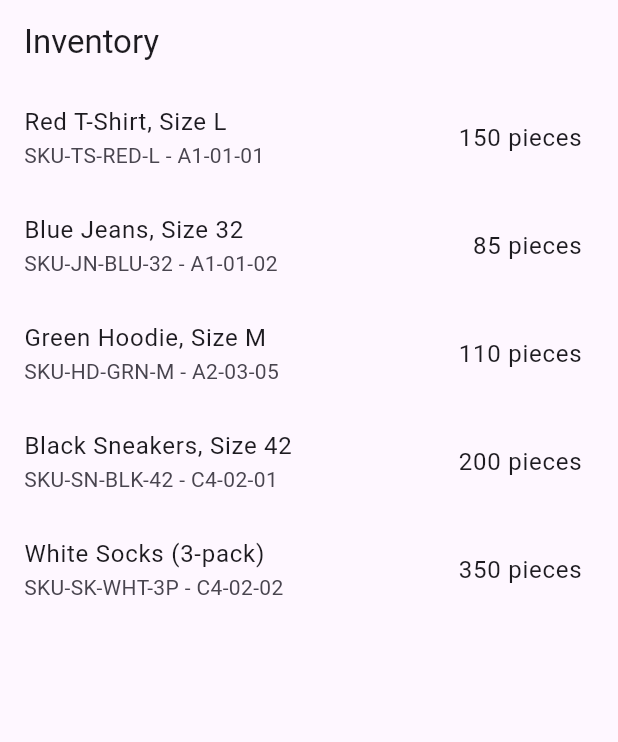
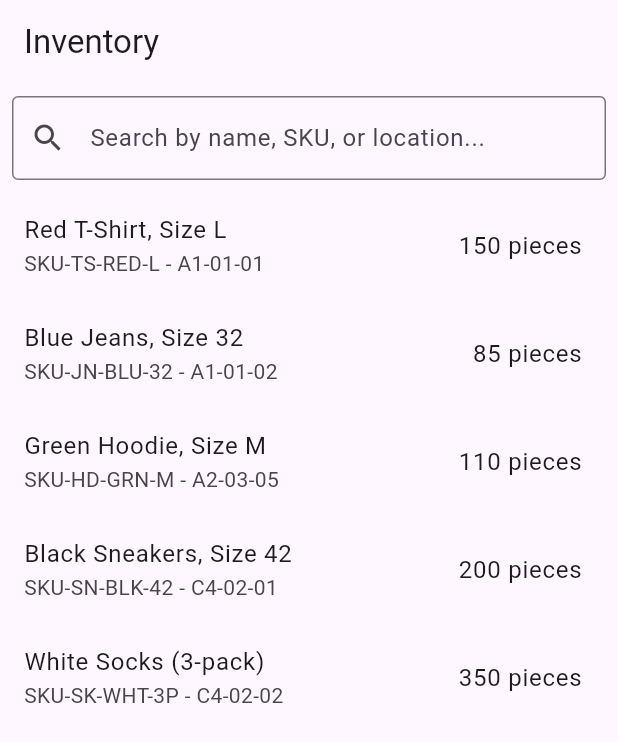
Before and after one commit to neo321654/easy_box, a Flutter app: the InventoryPage screen opened by its route, on a phone screen of 412 x 824 dp. Shown: the top 742 px of the screen. Run offline on Flutter 3.47's test engine with Material 3 defaults, Android fonts, the phone set to English and light mode, and no system bars; our stand-ins replace connectivity_plus, dartz, equatable, flutter_bloc, get_it, go_router and 2 more; missing offline and left inert: mobile_scanner; accounts and stored records are empty.

Commit message:
feat(inventory): Implement search and filter

```diff
--- a/lib/features/inventory/presentation/bloc/inventory_bloc.dart
+++ b/lib/features/inventory/presentation/bloc/inventory_bloc.dart
@@ -13,6 +13,7 @@ class InventoryBloc extends Bloc<InventoryEvent, InventoryState> {
       : _getProductsUseCase = getProductsUseCase,
         super(InventoryInitial()) {
     on<FetchProductsRequested>(_onFetchProductsRequested);
+    on<SearchTermChanged>(_onSearchTermChanged);
   }
 
   Future<void> _onFetchProductsRequested(
@@ -23,7 +24,17 @@ class InventoryBloc extends Bloc<InventoryEvent, InventoryState> {
     final failureOrProducts = await _getProductsUseCase();
     failureOrProducts.fold(
       (failure) => emit(const InventoryFailure()),
-      (products) => emit(InventorySuccess(products)),
+      (products) => emit(InventorySuccess(allProducts: products)),
     );
   }
+
+  Future<void> _onSearchTermChanged(
+    SearchTermChanged event,
+    Emitter<InventoryState> emit,
+  ) async {
+    final currentState = state;
+    if (currentState is InventorySuccess) {
+      emit(currentState.copyWith(searchTerm: event.searchTerm));
+    }
+  }
 }
--- a/lib/features/inventory/presentation/bloc/inventory_event.dart
+++ b/lib/features/inventory/presentation/bloc/inventory_event.dart
@@ -8,3 +8,12 @@ abstract class InventoryEvent extends Equatable {
 }
 
 class FetchProductsRequested extends InventoryEvent {}
+
+class SearchTermChanged extends InventoryEvent {
+  final String searchTerm;
+
+  const SearchTermChanged(this.searchTerm);
+
+  @override
+  List<Object> get props => [searchTerm];
+}
--- a/lib/features/inventory/presentation/bloc/inventory_state.dart
+++ b/lib/features/inventory/presentation/bloc/inventory_state.dart
@@ -4,7 +4,7 @@ abstract class InventoryState extends Equatable {
   const InventoryState();
 
   @override
-  List<Object> get props => [];
+  List<Object?> get props => [];
 }
 
 class InventoryInitial extends InventoryState {}
@@ -12,12 +12,36 @@ class InventoryInitial extends InventoryState {}
 class InventoryLoading extends InventoryState {}
 
 class InventorySuccess extends InventoryState {
-  final List<Product> products;
+  final List<Product> allProducts;
+  final String? searchTerm;
 
-  const InventorySuccess(this.products);
+  const InventorySuccess({required this.allProducts, this.searchTerm});
+
+  List<Product> get filteredProducts {
+    if (searchTerm == null || searchTerm!.isEmpty) {
+      return allProducts;
+    } else {
+      return allProducts
+          .where((product) =>
+              product.name.toLowerCase().contains(searchTerm!.toLowerCase()) ||
+              product.sku.toLowerCase().contains(searchTerm!.toLowerCase()) ||
+              (product.location?.toLowerCase().contains(searchTerm!.toLowerCase()) ?? false))
+          .toList();
+    }
+  }
+
+  InventorySuccess copyWith({
+    List<Product>? allProducts,
+    String? searchTerm,
+  }) {
+    return InventorySuccess(
+      allProducts: allProducts ?? this.allProducts,
+      searchTerm: searchTerm ?? this.searchTerm,
+    );
+  }
 
   @override
-  List<Object> get props => [products];
+  List<Object?> get props => [allProducts, searchTerm];
 }
 
 class InventoryFailure extends InventoryState {
--- a/lib/features/inventory/presentation/pages/inventory_page.dart
+++ b/lib/features/inventory/presentation/pages/inventory_page.dart
@@ -32,17 +32,36 @@ class InventoryPage extends StatelessWidget {
               );
             }
             if (state is InventorySuccess) {
-              return RefreshIndicator(
+              return Column(
+                children: [
+                  Padding(
+                    padding: const EdgeInsets.all(8.0),
+                    child: TextField(
+                      decoration: InputDecoration(
+                        hintText: context.S.inventorySearchHint,
+                        border: OutlineInputBorder(),
+                        prefixIcon: Icon(Icons.search),
+                      ),
+                      onChanged: (value) {
+                        context.read<InventoryBloc>().add(SearchTermChanged(value));
+                      },
+                    ),
+                  ),
+                  Expanded(
+                    child: RefreshIndicator(
                       onRefresh: () async {
                         context.read<InventoryBloc>().add(FetchProductsRequested());
                       },
                       child: ListView.builder(
-                  itemCount: state.products.length,
+                        itemCount: state.filteredProducts.length,
                         itemBuilder: (context, index) {
-                    final product = state.products[index];
+                          final product = state.filteredProducts[index];
                           return ProductListItem(product: product);
                         },
                       ),
+                    ),
+                  ),
+                ],
               );
             }
             return const SizedBox.shrink();
--- a/lib/l10n/app_de.arb
+++ b/lib/l10n/app_de.arb
@@ -20,6 +20,7 @@
   "languageGerman": "Deutsch",
   "loginAnonymousButtonText": "Als Gast fortfahren",
   "inventoryPageTitle": "Inventar",
+  "inventorySearchHint": "Suche nach Name, SKU oder Standort...",
     "retryButtonText": "Wiederholen",
   "nPieces": "{count,plural, one{1 Stück} other{{count} Stücke}}",
   "@nPieces": {
--- a/lib/l10n/app_en.arb
+++ b/lib/l10n/app_en.arb
@@ -20,6 +20,7 @@
   "languageGerman": "German",
   "loginAnonymousButtonText": "Continue as Guest",
   "inventoryPageTitle": "Inventory",
+  "inventorySearchHint": "Search by name, SKU, or location...",
     "retryButtonText": "Retry",
   "nPieces": "{count,plural, =1{1 piece} other{{count} pieces}}",
   "@nPieces": {
--- a/lib/l10n/app_ru.arb
+++ b/lib/l10n/app_ru.arb
@@ -20,6 +20,7 @@
   "languageGerman": "Немецкий",
   "loginAnonymousButtonText": "Продолжить как гость",
   "inventoryPageTitle": "Инвентарь",
+  "inventorySearchHint": "Поиск по имени, SKU или местоположению...",
     "retryButtonText": "Повторить",
   "nPieces": "{count,plural, one{{count} штука} few{{count} штуки} many{{count} штук} other{{count} штуки}}",
   "@nPieces": {
```
Also changed, not shown: lib/generated/app_localizations.dart, lib/generated/app_localizations_de.dart, lib/generated/app_localizations_en.dart, lib/generated/app_localizations_ru.dart. Lines whose indentation alone changed are shown as unchanged.
